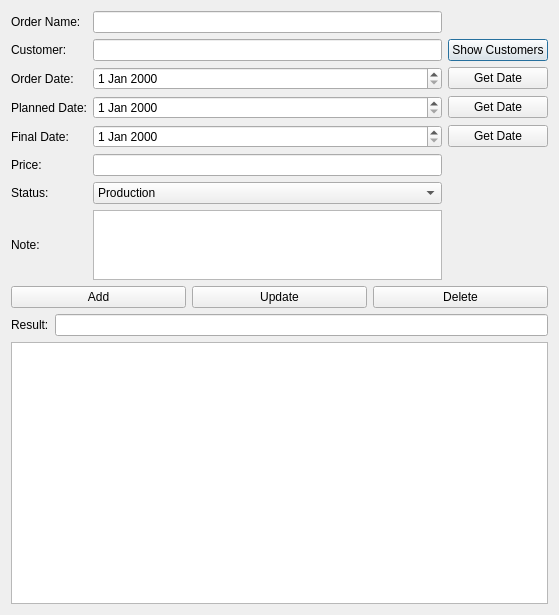
Qt form UI_RAW/Orders.ui (GreenBeanio/Kimberly-s-Delicious-Dozen-Tracker) before a commit.
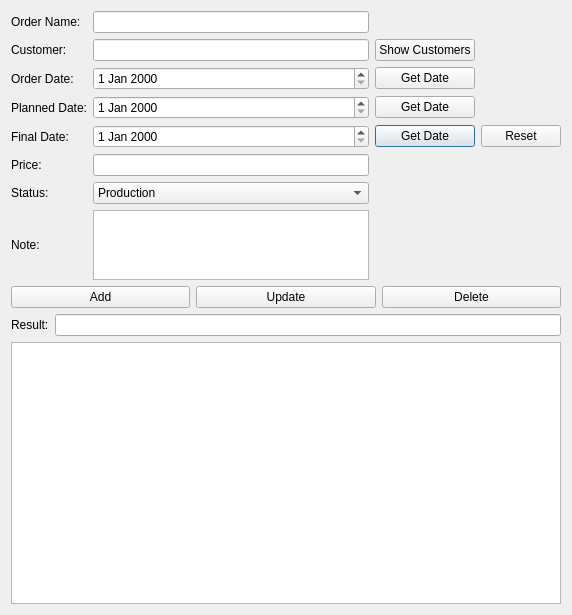
The same form after that commit.

What changed in the file:
```diff
--- a/UI_RAW/Orders.ui
+++ b/UI_RAW/Orders.ui
@@ -6,7 +6,7 @@
    <rect>
     <x>0</x>
     <y>0</y>
-    <width>559</width>
+    <width>572</width>
     <height>615</height>
    </rect>
   </property>
@@ -19,19 +19,43 @@
      <item>
       <layout class="QHBoxLayout" name="InputLayout">
        <item>
-        <layout class="QGridLayout" name="SelectionGrid" columnstretch="0,0,0,0">
-         <item row="3" column="0">
-          <widget class="QLabel" name="PlannedLabel">
+        <layout class="QGridLayout" name="SelectionGrid" columnstretch="0,0,0,0,0">
+         <item row="7" column="2">
+          <widget class="QTextEdit" name="NoteText"/>
+         </item>
+         <item row="7" column="0">
+          <widget class="QLabel" name="OrderNote">
            <property name="text">
-            <string>Planned Date:</string>
+            <string>Note:</string>
            </property>
           </widget>
          </item>
+         <item row="4" column="2">
+          <widget class="QDateEdit" name="FinalDate"/>
+         </item>
          <item row="5" column="2">
           <widget class="QLineEdit" name="PriceText"/>
          </item>
-         <item row="2" column="2">
-          <widget class="QDateEdit" name="OrderDate"/>
+         <item row="4" column="0">
+          <widget class="QLabel" name="FinalLabel">
+           <property name="text">
+            <string>Final Date:</string>
+           </property>
+          </widget>
+         </item>
+         <item row="4" column="3">
+          <widget class="QPushButton" name="GetFinalDateButton">
+           <property name="text">
+            <string>Get Date</string>
+           </property>
+          </widget>
+         </item>
+         <item row="2" column="3">
+          <widget class="QPushButton" name="GetOrderDateButton">
+           <property name="text">
+            <string>Get Date</string>
+           </property>
+          </widget>
          </item>
          <item row="0" column="2">
           <widget class="QLineEdit" name="OrderText"/>
@@ -43,29 +67,6 @@
            </property>
           </widget>
          </item>
-         <item row="3" column="2">
-          <widget class="QDateEdit" name="PlannedDate"/>
-         </item>
-         <item row="6" column="0">
-          <widget class="QLabel" name="StatusLabel">
-           <property name="text">
-            <string>Status:</string>
-           </property>
-          </widget>
-         </item>
-         <item row="5" column="0">
-          <widget class="QLabel" name="PriceLabel">
-           <property name="text">
-            <string>Price:</string>
-           </property>
-          </widget>
-         </item>
-         <item row="7" column="2">
-          <widget class="QTextEdit" name="NoteText"/>
-         </item>
-         <item row="1" column="2">
-          <widget class="QLineEdit" name="CustomerText"/>
-         </item>
          <item row="0" column="0">
           <widget class="QLabel" name="OrderLabel">
            <property name="text">
@@ -73,16 +74,13 @@
            </property>
           </widget>
          </item>
-         <item row="7" column="0">
-          <widget class="QLabel" name="OrderNote">
+         <item row="3" column="3">
+          <widget class="QPushButton" name="GetPlannedDateButton">
            <property name="text">
-            <string>Note:</string>
+            <string>Get Date</string>
            </property>
           </widget>
          </item>
-         <item row="4" column="2">
-          <widget class="QDateEdit" name="FinalDate"/>
-         </item>
          <item row="6" column="2">
           <widget class="QComboBox" name="StatusBox">
            <item>
@@ -117,6 +115,16 @@
            </item>
           </widget>
          </item>
+         <item row="6" column="0">
+          <widget class="QLabel" name="StatusLabel">
+           <property name="text">
+            <string>Status:</string>
+           </property>
+          </widget>
+         </item>
+         <item row="2" column="2">
+          <widget class="QDateEdit" name="OrderDate"/>
+         </item>
          <item row="2" column="0">
           <widget class="QLabel" name="OrderLabel_2">
            <property name="text">
@@ -124,13 +132,26 @@
            </property>
           </widget>
          </item>
-         <item row="4" column="0">
-          <widget class="QLabel" name="FinalLabel">
+         <item row="3" column="0">
+          <widget class="QLabel" name="PlannedLabel">
            <property name="text">
-            <string>Final Date:</string>
+            <string>Planned Date:</string>
            </property>
           </widget>
          </item>
+         <item row="1" column="2">
+          <widget class="QLineEdit" name="CustomerText"/>
+         </item>
+         <item row="5" column="0">
+          <widget class="QLabel" name="PriceLabel">
+           <property name="text">
+            <string>Price:</string>
+           </property>
+          </widget>
+         </item>
+         <item row="3" column="2">
+          <widget class="QDateEdit" name="PlannedDate"/>
+         </item>
          <item row="1" column="3">
           <widget class="QPushButton" name="CustomersButton">
            <property name="text">
@@ -138,24 +159,10 @@
            </property>
           </widget>
          </item>
-         <item row="2" column="3">
-          <widget class="QPushButton" name="GetOrderDateButton">
+         <item row="4" column="4">
+          <widget class="QPushButton" name="ResetButton">
            <property name="text">
-            <string>Get Date</string>
-           </property>
-          </widget>
-         </item>
-         <item row="3" column="3">
-          <widget class="QPushButton" name="GetPlannedDateButton">
-           <property name="text">
-            <string>Get Date</string>
-           </property>
-          </widget>
-         </item>
-         <item row="4" column="3">
-          <widget class="QPushButton" name="GetFinalDateButton">
-           <property name="text">
-            <string>Get Date</string>
+            <string>Reset</string>
            </property>
           </widget>
          </item>
```
